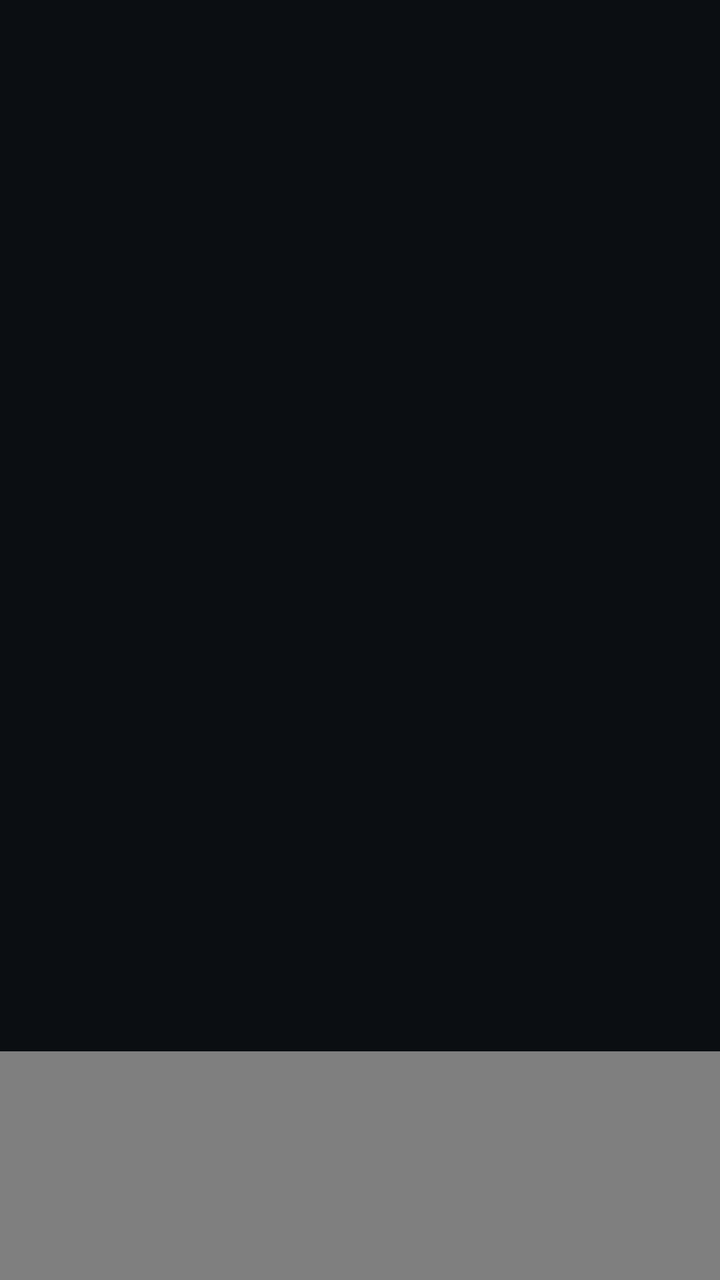
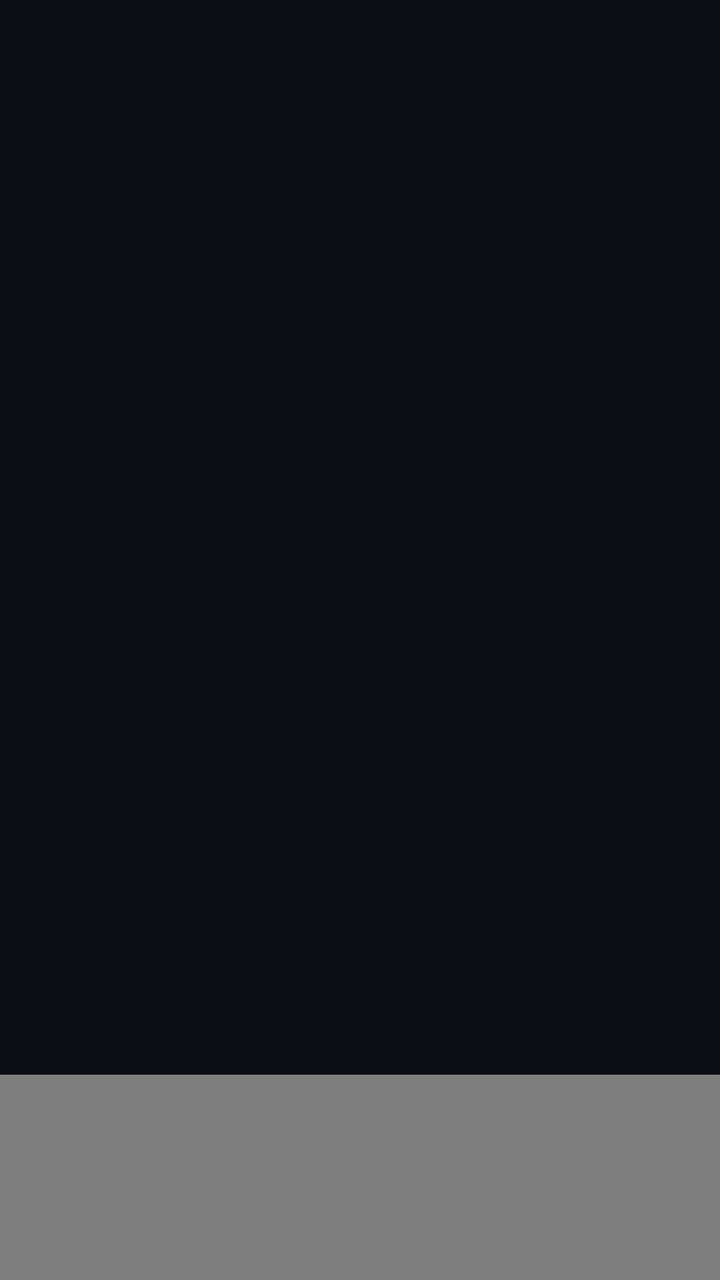

Compare the two renders of this Android layout. The source of the first and the diff that turns it into the second are given below.
<!-- AndroidManifest.xml: application theme AppTheme.NoActionBar -->
<!-- res/layout/activity_collect.xml -->
<?xml version="1.0" encoding="utf-8"?>
<LinearLayout xmlns:android="http://schemas.android.com/apk/res/android"
    xmlns:app="http://schemas.android.com/apk/res-auto"
    android:layout_width="match_parent"
    android:layout_height="match_parent"
    android:orientation="vertical">

    <LinearLayout
        android:layout_width="match_parent"
        android:layout_height="wrap_content"
        android:clipChildren="false"
        android:clipToPadding="false"
        android:orientation="horizontal"
        android:gravity="center_vertical"
        android:paddingLeft="@dimen/vs_60"
        android:paddingTop="@dimen/vs_30"
        android:paddingRight="@dimen/vs_60"
        android:paddingBottom="@dimen/vs_10">

        <View
            android:layout_width="@dimen/vs_5"
            android:layout_height="@dimen/vs_30"
            android:layout_marginEnd="@dimen/vs_14"
            android:layout_marginRight="@dimen/vs_14"
            android:background="@drawable/st_accent_bar" />

        <TextView
            android:layout_width="wrap_content"
            android:layout_height="@dimen/vs_50"
            android:drawablePadding="@dimen/vs_10"
            android:fontFamily="sans-serif-black"
            android:gravity="center"
            android:text="@string/act_fav"
            android:textColor="@color/st_text_primary"
            android:textSize="@dimen/ts_30" />

        <Space
            android:layout_width="0dp"
            android:layout_height="wrap_content"
            android:layout_weight="1" />

        <TextView
            android:id="@+id/tvDelTip"
            android:layout_width="wrap_content"
            android:layout_height="@dimen/vs_50"
            android:layout_gravity="center"
            android:layout_marginStart="@dimen/vs_10"
            android:layout_marginEnd="@dimen/vs_10"
            android:focusable="false"
            android:focusableInTouchMode="false"
            android:gravity="center"
            android:text="@string/act_fav_sel"
            android:textColor="@color/st_text_secondary"
            android:textSize="@dimen/ts_20"
            android:visibility="gone" />

        <ImageView
            android:id="@+id/tvDelete"
            android:layout_width="@dimen/vs_50"
            android:layout_height="@dimen/vs_50"
            android:layout_marginStart="@dimen/vs_10"
            android:layout_marginEnd="@dimen/vs_10"
            android:gravity="center"
            android:background="@drawable/st_icon_button"
            android:focusable="false"
            android:focusableInTouchMode="false"
            android:padding="@dimen/vs_12"
            android:src="@drawable/icon_delete" />

        <ImageView
            android:id="@+id/tvClear"
            android:layout_width="@dimen/vs_50"
            android:layout_height="@dimen/vs_50"
            android:layout_marginStart="@dimen/vs_10"
            android:layout_marginEnd="@dimen/vs_10"
            android:gravity="center"
            android:background="@drawable/st_icon_button"
            android:focusable="false"
            android:focusableInTouchMode="false"
            android:padding="@dimen/vs_12"
            android:src="@drawable/icon_clear" />

    </LinearLayout>

    <com.owen.tvrecyclerview.widget.TvRecyclerView
        android:id="@+id/mGridView"
        android:layout_width="match_parent"
        android:layout_height="match_parent"
        android:clipChildren="false"
        android:clipToPadding="false"
        android:paddingLeft="@dimen/vs_60"
        android:paddingTop="@dimen/vs_20"
        android:paddingRight="@dimen/vs_60"
        android:paddingBottom="@dimen/vs_40"
        app:tv_horizontalSpacingWithMargins="@dimen/vs_20"
        app:tv_selectedItemIsCentered="true"
        app:tv_verticalSpacingWithMargins="@dimen/vs_20" />
</LinearLayout>
<!-- resources referenced by this layout -->
<resources>
  <color name="st_text_primary">#F5F7FA</color>
  <color name="st_text_secondary">#A8B0BA</color>
  <dimen name="ts_20">20mm</dimen>
  <dimen name="ts_30">30mm</dimen>
  <dimen name="vs_10">10mm</dimen>
  <dimen name="vs_12">12mm</dimen>
  <dimen name="vs_14">14mm</dimen>
  <dimen name="vs_20">20mm</dimen>
  <dimen name="vs_30">30mm</dimen>
  <dimen name="vs_40">40mm</dimen>
  <dimen name="vs_5">5mm</dimen>
  <dimen name="vs_50">50mm</dimen>
  <dimen name="vs_60">60mm</dimen>
  <!-- drawable icon_clear (drawable) -->
  <vector android:height="24dp" android:tint="#FFFFFF"
      android:viewportHeight="24" android:viewportWidth="24"
      android:width="24dp" xmlns:android="http://schemas.android.com/apk/res/android">
      <path android:fillColor="@android:color/white" android:pathData="M5,13h14v-2L5,11v2zM3,17h14v-2L3,15v2zM7,7v2h14L21,7L7,7z"/>
  </vector>
  <!-- drawable icon_delete (drawable) -->
  <vector android:height="24dp" android:tint="#FFFFFF"
      android:viewportHeight="24" android:viewportWidth="24"
      android:width="24dp" xmlns:android="http://schemas.android.com/apk/res/android">
    <path android:fillColor="@android:color/white" android:pathData="M6,19c0,1.1 0.9,2 2,2h8c1.1,0 2,-0.9 2,-2L18,7L6,7v12zM8,9h8v10L8,19L8,9zM15.5,4l-1,-1h-5l-1,1L5,4v2h14L19,4z"/>
  </vector>
  <!-- drawable st_accent_bar (drawable) -->
  <?xml version="1.0" encoding="utf-8"?>
  <shape xmlns:android="http://schemas.android.com/apk/res/android"
      android:shape="rectangle">
      <corners android:radius="@dimen/vs_3" />
      <solid android:color="?attr/color_theme" />
  </shape>
  <!-- drawable st_icon_button (drawable) -->
  <?xml version="1.0" encoding="utf-8"?>
  <selector xmlns:android="http://schemas.android.com/apk/res/android">
      <item android:state_focused="true">
          <shape android:shape="oval">
              <solid android:color="?attr/color_theme" />
          </shape>
      </item>
      <item>
          <shape android:shape="oval">
              <solid android:color="@color/st_surface" />
          </shape>
      </item>
  </selector>
  <string name="act_fav">Favorite</string>
  <string name="act_fav_sel">Select to Remove</string>
  <style name="AppTheme.NoActionBar">
          <item name="android:windowActionBar">false</item>
          <item name="android:windowNoTitle">true</item>
          <item name="windowActionBar">false</item>
          <item name="android:windowFullscreen">true</item>//全屏即无通知栏
          <item name="android:windowContentOverlay">@null</item>//是否有遮盖
          <item name="windowNoTitle">true</item>
          
          
          <item name="android:windowBackground">@color/color_32364E</item>
      </style>
  <dimen name="vs_3">3mm</dimen>
  <color name="st_surface">#12FFFFFF</color>
  <color name="color_32364E">#0B0E12</color>
</resources>

<!-- the commit's change to res/layout/activity_collect.xml (unified diff, before → after) -->
@@ -3,6 +3,7 @@
     xmlns:app="http://schemas.android.com/apk/res-auto"
     android:layout_width="match_parent"
     android:layout_height="match_parent"
+    android:background="@color/st_bg"
     android:orientation="vertical">
 
     <LinearLayout
@@ -10,8 +11,8 @@
         android:layout_height="wrap_content"
         android:clipChildren="false"
         android:clipToPadding="false"
+        android:gravity="center_vertical"
         android:orientation="horizontal"
-        android:gravity="center_vertical"
         android:paddingLeft="@dimen/vs_60"
         android:paddingTop="@dimen/vs_30"
         android:paddingRight="@dimen/vs_60"
@@ -45,40 +46,48 @@
             android:layout_height="@dimen/vs_50"
             android:layout_gravity="center"
             android:layout_marginStart="@dimen/vs_10"
-            android:layout_marginEnd="@dimen/vs_10"
+            android:layout_marginEnd="@dimen/vs_14"
             android:focusable="false"
             android:focusableInTouchMode="false"
             android:gravity="center"
             android:text="@string/act_fav_sel"
-            android:textColor="@color/st_text_secondary"
-            android:textSize="@dimen/ts_20"
+            android:textColor="@color/st_accent"
+            android:textSize="@dimen/st_text_body"
             android:visibility="gone" />
 
-        <ImageView
+        <TextView
             android:id="@+id/tvDelete"
-            android:layout_width="@dimen/vs_50"
-            android:layout_height="@dimen/vs_50"
-            android:layout_marginStart="@dimen/vs_10"
-            android:layout_marginEnd="@dimen/vs_10"
-            android:gravity="center"
-            android:background="@drawable/st_icon_button"
+            android:layout_width="wrap_content"
+            android:layout_height="@dimen/st_pill_height"
+            android:layout_marginEnd="@dimen/vs_12"
+            android:layout_marginRight="@dimen/vs_12"
+            android:background="@drawable/st_button_pill"
             android:focusable="false"
             android:focusableInTouchMode="false"
-            android:padding="@dimen/vs_12"
-            android:src="@drawable/icon_delete" />
+            android:gravity="center"
+            android:paddingLeft="@dimen/st_button_padding_h"
+            android:paddingRight="@dimen/st_button_padding_h"
+            android:singleLine="true"
+            android:text="@string/act_search_del"
+            android:textColor="@color/st_button_text"
+            android:textSize="@dimen/st_text_body"
+            android:textStyle="bold" />
 
-        <ImageView
+        <TextView
             android:id="@+id/tvClear"
-            android:layout_width="@dimen/vs_50"
-            android:layout_height="@dimen/vs_50"
-            android:layout_marginStart="@dimen/vs_10"
-            android:layout_marginEnd="@dimen/vs_10"
-            android:gravity="center"
-            android:background="@drawable/st_icon_button"
+            android:layout_width="wrap_content"
+            android:layout_height="@dimen/st_pill_height"
+            android:background="@drawable/st_button_pill"
             android:focusable="false"
             android:focusableInTouchMode="false"
-            android:padding="@dimen/vs_12"
-            android:src="@drawable/icon_clear" />
+            android:gravity="center"
+            android:paddingLeft="@dimen/st_button_padding_h"
+            android:paddingRight="@dimen/st_button_padding_h"
+            android:singleLine="true"
+            android:text="@string/act_search_clr"
+            android:textColor="@color/st_button_text"
+            android:textSize="@dimen/st_text_body"
+            android:textStyle="bold" />
 
     </LinearLayout>
 
<!-- resource entries referenced after the edit -->
@@ -1,8 +1,11 @@
 <!-- resources referenced by this layout -->
 <resources>
+  <color name="st_accent">#FF8A50</color>
+  <color name="st_bg">#0B0E12</color>
   <color name="st_text_primary">#F5F7FA</color>
-  <color name="st_text_secondary">#A8B0BA</color>
-  <dimen name="ts_20">20mm</dimen>
+  <dimen name="st_button_padding_h">22mm</dimen>
+  <dimen name="st_pill_height">40mm</dimen>
+  <dimen name="st_text_body">18mm</dimen>
   <dimen name="ts_30">30mm</dimen>
   <dimen name="vs_10">10mm</dimen>
   <dimen name="vs_12">12mm</dimen>
@@ -13,41 +16,35 @@
   <dimen name="vs_5">5mm</dimen>
   <dimen name="vs_50">50mm</dimen>
   <dimen name="vs_60">60mm</dimen>
-  <!-- drawable icon_clear (drawable) -->
-  <vector android:height="24dp" android:tint="#FFFFFF"
-      android:viewportHeight="24" android:viewportWidth="24"
-      android:width="24dp" xmlns:android="http://schemas.android.com/apk/res/android">
-      <path android:fillColor="@android:color/white" android:pathData="M5,13h14v-2L5,11v2zM3,17h14v-2L3,15v2zM7,7v2h14L21,7L7,7z"/>
-  </vector>
-  <!-- drawable icon_delete (drawable) -->
-  <vector android:height="24dp" android:tint="#FFFFFF"
-      android:viewportHeight="24" android:viewportWidth="24"
-      android:width="24dp" xmlns:android="http://schemas.android.com/apk/res/android">
-    <path android:fillColor="@android:color/white" android:pathData="M6,19c0,1.1 0.9,2 2,2h8c1.1,0 2,-0.9 2,-2L18,7L6,7v12zM8,9h8v10L8,19L8,9zM15.5,4l-1,-1h-5l-1,1L5,4v2h14L19,4z"/>
-  </vector>
   <!-- drawable st_accent_bar (drawable) -->
   <?xml version="1.0" encoding="utf-8"?>
+  
   <shape xmlns:android="http://schemas.android.com/apk/res/android"
       android:shape="rectangle">
       <corners android:radius="@dimen/vs_3" />
       <solid android:color="?attr/color_theme" />
   </shape>
-  <!-- drawable st_icon_button (drawable) -->
+  <!-- drawable st_button_pill (drawable) -->
   <?xml version="1.0" encoding="utf-8"?>
+  
   <selector xmlns:android="http://schemas.android.com/apk/res/android">
       <item android:state_focused="true">
-          <shape android:shape="oval">
-              <solid android:color="?attr/color_theme" />
+          <shape android:shape="rectangle">
+              <corners android:radius="@dimen/st_radius_pill" />
+              <solid android:color="@color/st_text_primary" />
           </shape>
       </item>
       <item>
-          <shape android:shape="oval">
-              <solid android:color="@color/st_surface" />
+          <shape android:shape="rectangle">
+              <corners android:radius="@dimen/st_radius_pill" />
+              <solid android:color="@color/st_surface_strong" />
           </shape>
       </item>
   </selector>
   <string name="act_fav">Favorite</string>
   <string name="act_fav_sel">Select to Remove</string>
+  <string name="act_search_clr">Clear</string>
+  <string name="act_search_del">Backspace</string>
   <style name="AppTheme.NoActionBar">
           <item name="android:windowActionBar">false</item>
           <item name="android:windowNoTitle">true</item>
@@ -60,7 +57,8 @@
           <item name="android:windowBackground">@color/color_32364E</item>
       </style>
   <dimen name="vs_3">3mm</dimen>
-  <color name="st_surface">#12FFFFFF</color>
+  <dimen name="st_radius_pill">20mm</dimen>
+  <color name="st_surface_strong">#24FFFFFF</color>
   <color name="color_32364E">#0B0E12</color>
 </resources>
 
